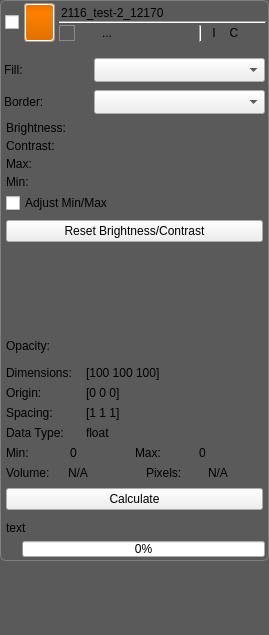
First picture: the form in Interface/Application/LayerWidget.ui, repository jessdtate/Seg3D, before the edit.
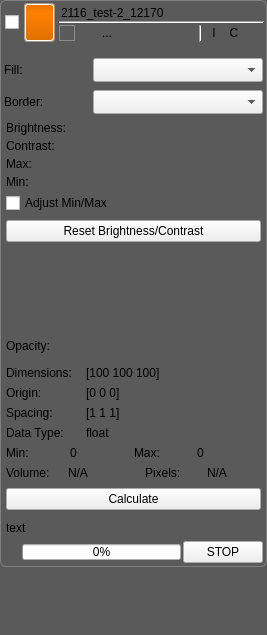
Second picture: the form after the edit. Icons and pictures are not drawn. Custom widgets are drawn as their Qt base class.

Diff of the .ui file:
```diff
--- a/Interface/Application/LayerWidget.ui
+++ b/Interface/Application/LayerWidget.ui
@@ -6,7 +6,7 @@
    <rect>
     <x>0</x>
     <y>0</y>
-    <width>269</width>
+    <width>267</width>
     <height>635</height>
    </rect>
   </property>
@@ -32,7 +32,7 @@
 }
 
 QToolButton#viewer_0_button_{
-	border: 1px solid rgb( 90, 90, 90 );
+	border: 2px solid rgb( 90, 90, 90 );
 	border-radius: 3px;
 }
 
@@ -87,6 +87,14 @@
 	background-color: rgb(255, 128, 0);
 }
 
+QLineEdit#label_{
+	text-align: left;
+	color: black;
+	background-color: rgba(255, 255, 255, 0);
+}
+/*QLineEdit#label_:focus{
+	background-color: rgb(255, 255, 255);
+}*/
 
 QWidget#type_{
 	background-color: rgb(255, 128, 0);
@@ -99,16 +107,6 @@
 	background-color: qlineargradient(spread:pad, x1:0.5, y1:0, x2:0.5, y2:0.960227, stop:0 rgba(0, 0, 0, 25), stop:0.258706 rgba(40, 40, 40, 0), stop:1 rgba(0, 0, 0, 30));
 }
 
-QLineEdit#label_{
-	text-align: left;
-	color: black;
-	selection-background-color: rgb( 237, 148, 31 );
-	selection-color: rgb( 255, 255, 255 );
-	background-color: rgba( 255, 255, 255, 0 );
-}
-QLineEdit#label_:focus{
-	background-color: rgba( 255, 255, 255, 100 );
-}
 
 /* Buttons */
 
@@ -1775,7 +1773,7 @@
             </property>
             <item>
              <widget class="QWidget" name="widget_7" native="true">
-              <layout class="QHBoxLayout" name="horizontalLayout_6">
+              <layout class="QHBoxLayout" name="horizontalLayout_6" stretch="1,4,1">
                <property name="spacing">
                 <number>2</number>
                </property>
@@ -1848,6 +1846,19 @@
                  </property>
                 </widget>
                </item>
+               <item>
+                <widget class="QPushButton" name="stop_button_">
+                 <property name="sizePolicy">
+                  <sizepolicy hsizetype="Minimum" vsizetype="Fixed">
+                   <horstretch>0</horstretch>
+                   <verstretch>0</verstretch>
+                  </sizepolicy>
+                 </property>
+                 <property name="text">
+                  <string>STOP</string>
+                 </property>
+                </widget>
+               </item>
               </layout>
              </widget>
             </item>
```
